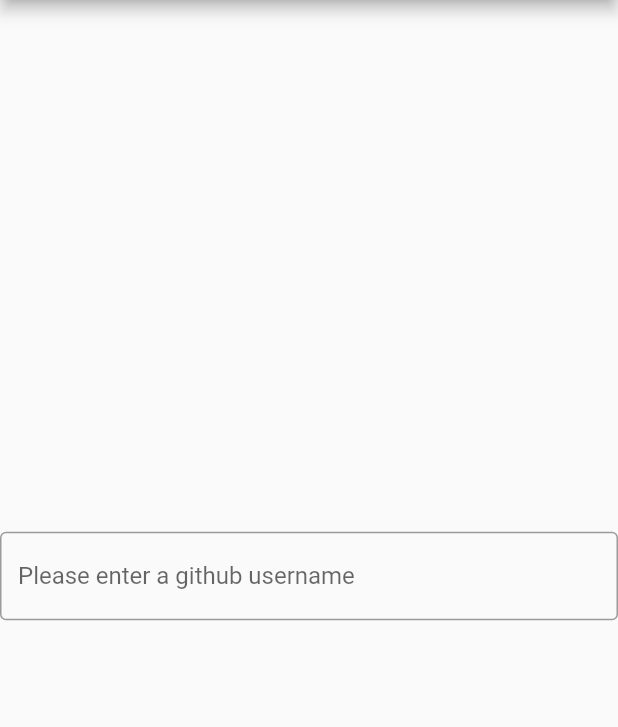
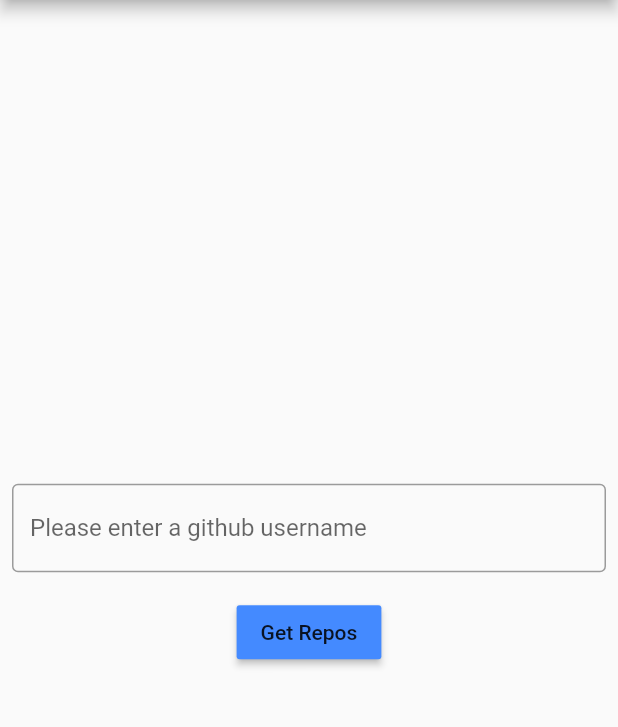
Before and after one commit to jbryan26/flutter-presentation, a Flutter app: the screen it shows after launch, on a phone screen of 412 x 824 dp, the part 84-811 px from its top. Run offline on Flutter 3.47's test engine with Material 2 defaults, Android fonts, the phone set to English and light mode, and no system bars.

Commit message:
Added model class and updated main.dart

```diff
--- /dev/null
+++ b/flutter_building_blocks/lib/ReposList.dart
@@ -0,0 +1,27 @@
+import 'package:flutter/material.dart';
+
+class ReposList extends StatefulWidget {
+  @override
+  _ReposListState createState() => _ReposListState();
+}
+
+class _ReposListState extends State<ReposList> {
+  @override
+  Widget build(BuildContext context) {
+    return MaterialApp(
+      debugShowCheckedModeBanner: false,
+      title: 'Flutter Demo',
+      theme: ThemeData(
+        primarySwatch: Colors.blue,
+      ),
+      home: Scaffold(
+        appBar: AppBar(
+          title: Text('Repo Lists'),
+        ),
+        body: Center(
+          child: Text("This is the repos list page"),
+          ),
+        ),
+      );
+  }
+}
--- a/flutter_building_blocks/lib/main.dart
+++ b/flutter_building_blocks/lib/main.dart
@@ -1,4 +1,5 @@
 import 'package:flutter/material.dart';
+import 'package:flutter_building_blocks/ReposList.dart';
 
 void main() => runApp(MyApp());
 
@@ -87,16 +88,33 @@ class _MyHomePageState extends State<MyHomePage> {
           // horizontal).
           mainAxisAlignment: MainAxisAlignment.center,
           children: <Widget>[
-            TextField(
-              decoration: InputDecoration(
-                border: OutlineInputBorder(),
-                hintText: "Please enter a github username",
+            Padding(
+              padding: const EdgeInsets.all(8.0),
+              child: TextField(
+                decoration: InputDecoration(
+                  border: OutlineInputBorder(),
+                  hintText: "Please enter a github username",
+                ),
+                controller: _usernameController,
               ),
-              controller: _usernameController,
+            ),
+            Padding(
+              padding: const EdgeInsets.all(8.0),
+              child: RaisedButton(
+                child: Text("Get Repos"),
+                color: Colors.blueAccent,
+                onPressed: () {
+                  Navigator.push(
+                      context,
+                      MaterialPageRoute(builder: (content) => ReposList()));
+                },
+              ),
             ),
           ],
         ),
       ), // This trailing comma makes auto-formatting nicer for build methods.
     );
   }
+
+
 }
```
